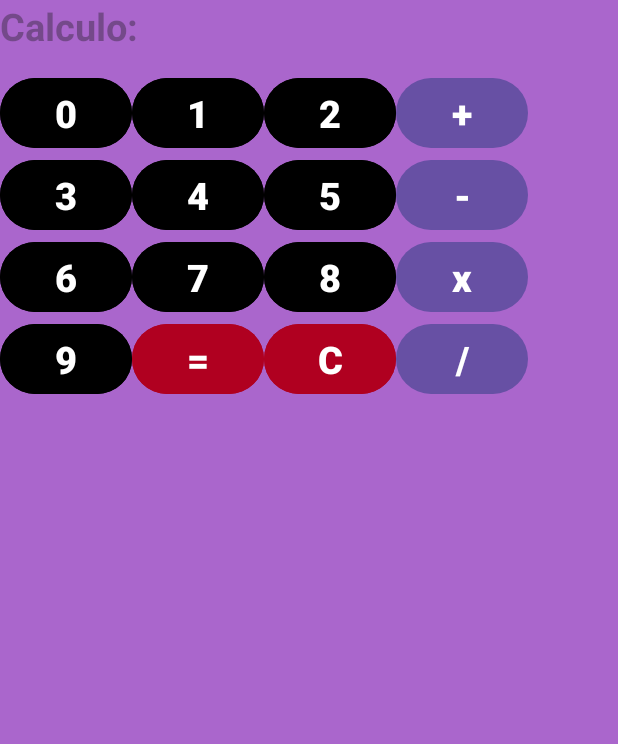
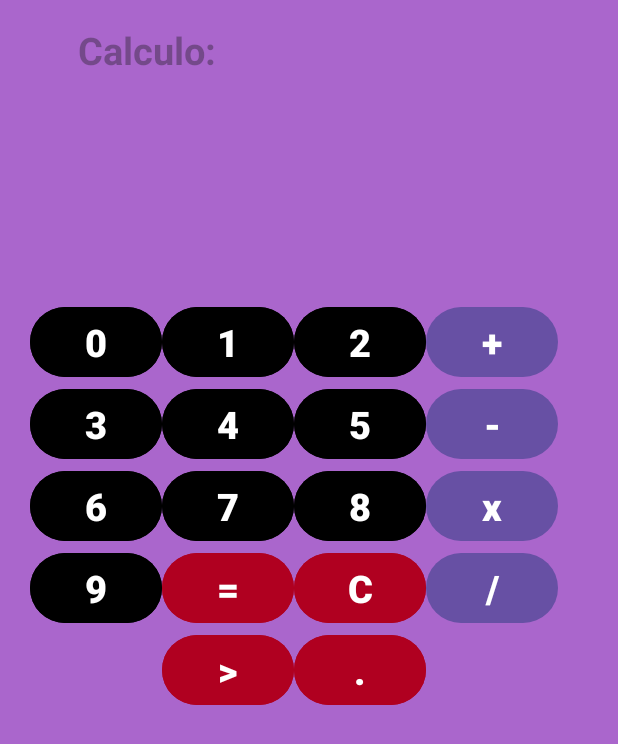
Before and after one commit to Aneli64/Calculadora, an Android app: the screen it shows after launch (MainActivity), on a phone screen of 412 x 824 dp. Shown: the top 744 px of the screen. Run offline under Robolectric (Android 15) with nearby library versions, the phone set to English and light mode, and no system bars.

```diff
--- a/app/src/main/java/com/example/calculadora/Calculo.kt
+++ b/app/src/main/java/com/example/calculadora/Calculo.kt
@@ -1,4 +1,6 @@
 package com.example.calculadora
+
+import android.widget.Toast
 
 class Calculo {
     private var resultado = 0.0F
@@ -93,6 +95,8 @@ class Calculo {
             }
 
             15 -> doDelete()
+            16 -> doDeleteCifra()
+            17 -> doDecimal(cifraBot)
 
         }
         return valores
@@ -124,4 +128,13 @@ class Calculo {
         valores = ""
         numOP = 0
     }
+
+    private fun doDeleteCifra(){
+        valores = valores.substring(0, valores.length-1)
+    }
+
+    private fun doDecimal(textBot: String){
+        valores += textBot
+    }
+
 }
--- a/app/src/main/java/com/example/calculadora/MainActivity.kt
+++ b/app/src/main/java/com/example/calculadora/MainActivity.kt
@@ -31,8 +31,13 @@ class MainActivity : AppCompatActivity() {
             findViewById(R.id.botonPor),
             findViewById(R.id.botonEntre),
             findViewById(R.id.botonEquals),
-            findViewById(R.id.botonCE)
+            findViewById(R.id.botonCE),
+            findViewById(R.id.botonCE1),
+            findViewById(R.id.botonPunto)
         )
+        fun mensError(msj: String){
+            Toast.makeText(this, msj, Toast.LENGTH_LONG).show()
+        }
 
         val contexto: Context = this
         val mens = "Debe introducir 2 números y una operación " +
@@ -47,6 +52,9 @@ class MainActivity : AppCompatActivity() {
         for (i in botones.indices) {
             botones[i].setOnClickListener {
                 val resultado = calc.BotonClick(i, botones[i].text.toString())
+                if (resultado == ""){
+                    mensError("Error de cifras")
+                }
                 texto.hint = resultado
             }
         }
--- a/app/src/main/res/layout/activity_main.xml
+++ b/app/src/main/res/layout/activity_main.xml
@@ -13,49 +13,61 @@
         android:id="@+id/texto"
         android:layout_width="300dp"
         android:layout_height="48dp"
+        android:layout_marginStart="52dp"
+        android:layout_marginTop="16dp"
+        android:hint="Calculo:"
         android:text="@string/textPant"
-        android:hint="Calculo:"
         android:textSize="25dp"
         android:textStyle="bold"
         app:layout_constraintStart_toStartOf="parent"
         app:layout_constraintTop_toTopOf="parent"
         tools:ignore="HardcodedText,TextContrastCheck" />
 
+    <TableLayout
+        android:layout_width="match_parent"
+        android:layout_height="wrap_content"
+        android:layout_marginStart="20dp"
+        android:layout_marginTop="80dp"
+        android:layout_marginEnd="20dp"
+        android:layout_marginBottom="230dp"
+        app:layout_constraintBottom_toBottomOf="parent"
+        app:layout_constraintEnd_toEndOf="parent"
+        app:layout_constraintStart_toStartOf="parent"
+        app:layout_constraintTop_toTopOf="parent">
+
+        <TableRow
+            android:layout_width="match_parent"
+            android:layout_height="match_parent"
+            android:orientation="horizontal">
+
             <Button
                 android:id="@+id/boton0"
                 android:layout_width="wrap_content"
                 android:layout_height="wrap_content"
+                android:backgroundTint="@color/black"
                 android:text="@string/bot0"
                 android:textSize="25dp"
                 android:textStyle="bold"
-        app:layout_constraintEnd_toEndOf="@android:id/content"
-        app:layout_constraintTop_toBottomOf="@id/texto"
-        android:backgroundTint="@color/black"
                 tools:ignore="HardcodedText" />
-
 
             <Button
                 android:id="@+id/boton1"
                 android:layout_width="wrap_content"
                 android:layout_height="wrap_content"
+                android:backgroundTint="@color/black"
                 android:text="@string/bot1"
                 android:textSize="25dp"
                 android:textStyle="bold"
-        app:layout_constraintStart_toEndOf="@id/boton0"
-        app:layout_constraintTop_toBottomOf="@id/texto"
-        android:backgroundTint="@color/black"
                 tools:ignore="HardcodedText" />
 
             <Button
                 android:id="@+id/boton2"
                 android:layout_width="wrap_content"
                 android:layout_height="wrap_content"
+                android:backgroundTint="@color/black"
                 android:text="@string/bot2"
                 android:textSize="25dp"
                 android:textStyle="bold"
-        app:layout_constraintStart_toEndOf="@id/boton1"
-        app:layout_constraintTop_toBottomOf="@id/texto"
-        android:backgroundTint="@color/black"
                 tools:ignore="HardcodedText" />
 
             <Button
@@ -65,44 +77,42 @@
                 android:text="@string/botMas"
                 android:textSize="25dp"
                 android:textStyle="bold"
-        app:layout_constraintStart_toEndOf="@id/boton2"
-        app:layout_constraintTop_toBottomOf="@id/texto"
                 tools:ignore="HardcodedText" />
+        </TableRow>
+
+        <TableRow
+            android:layout_width="match_parent"
+            android:layout_height="match_parent"
+            android:orientation="horizontal">
 
             <Button
                 android:id="@+id/boton3"
                 android:layout_width="wrap_content"
                 android:layout_height="wrap_content"
+                android:backgroundTint="@color/black"
                 android:text="@string/bot3"
                 android:textSize="25dp"
                 android:textStyle="bold"
-        app:layout_constraintStart_toEndOf="@android:id/content"
-        app:layout_constraintTop_toBottomOf="@id/boton0"
-        android:backgroundTint="@color/black"
                 tools:ignore="HardcodedText" />
 
             <Button
                 android:id="@+id/boton4"
                 android:layout_width="wrap_content"
                 android:layout_height="wrap_content"
+                android:backgroundTint="@color/black"
                 android:text="@string/bot4"
                 android:textSize="25dp"
                 android:textStyle="bold"
-        app:layout_constraintStart_toEndOf="@id/boton3"
-        app:layout_constraintTop_toBottomOf="@id/boton2"
-        android:backgroundTint="@color/black"
                 tools:ignore="HardcodedText" />
 
             <Button
                 android:id="@+id/boton5"
                 android:layout_width="wrap_content"
                 android:layout_height="wrap_content"
+                android:backgroundTint="@color/black"
                 android:text="@string/bot5"
                 android:textSize="25dp"
                 android:textStyle="bold"
-        app:layout_constraintStart_toEndOf="@id/boton4"
-        app:layout_constraintTop_toBottomOf="@id/boton2"
-        android:backgroundTint="@color/black"
                 tools:ignore="HardcodedText" />
 
             <Button
@@ -112,44 +122,42 @@
                 android:text="@string/botMenos"
                 android:textSize="25dp"
                 android:textStyle="bold"
-        app:layout_constraintStart_toEndOf="@id/boton5"
-        app:layout_constraintTop_toBottomOf="@id/botonMas"
                 tools:ignore="HardcodedText" />
+        </TableRow>
+
+        <TableRow
+            android:layout_width="match_parent"
+            android:layout_height="match_parent"
+            android:orientation="horizontal">
 
             <Button
                 android:id="@+id/boton6"
                 android:layout_width="wrap_content"
                 android:layout_height="wrap_content"
+                android:backgroundTint="@color/black"
                 android:text="@string/bot6"
                 android:textSize="25dp"
                 android:textStyle="bold"
-        app:layout_constraintStart_toEndOf="@android:id/content"
-        app:layout_constraintTop_toBottomOf="@id/boton3"
-        android:backgroundTint="@color/black"
                 tools:ignore="HardcodedText" />
 
             <Button
                 android:id="@+id/boton7"
                 android:layout_width="wrap_content"
                 android:layout_height="wrap_content"
+                android:backgroundTint="@color/black"
                 android:text="@string/bot7"
                 android:textSize="25dp"
                 android:textStyle="bold"
-        app:layout_constraintStart_toEndOf="@id/boton6"
-        app:layout_constraintTop_toBottomOf="@id/boton4"
-        android:backgroundTint="@color/black"
                 tools:ignore="HardcodedText" />
 
             <Button
                 android:id="@+id/boton8"
                 android:layout_width="wrap_content"
                 android:layout_height="wrap_content"
+                android:backgroundTint="@color/black"
                 android:text="@string/bot8"
                 android:textSize="25dp"
                 android:textStyle="bold"
-        app:layout_constraintStart_toEndOf="@id/boton7"
-        app:layout_constraintTop_toBottomOf="@id/boton5"
-        android:backgroundTint="@color/black"
                 tools:ignore="HardcodedText" />
 
             <Button
@@ -159,44 +167,42 @@
                 android:text="@string/botProd"
                 android:textSize="25dp"
                 android:textStyle="bold"
-        app:layout_constraintStart_toEndOf="@id/boton8"
-        app:layout_constraintTop_toBottomOf="@id/botonMenos"
                 tools:ignore="HardcodedText" />
+        </TableRow>
+
+        <TableRow
+            android:layout_width="match_parent"
+            android:layout_height="match_parent"
+            android:orientation="horizontal">
 
             <Button
                 android:id="@+id/boton9"
                 android:layout_width="wrap_content"
                 android:layout_height="wrap_content"
+                android:backgroundTint="@color/black"
                 android:text="@string/bot9"
                 android:textSize="25dp"
                 android:textStyle="bold"
-        app:layout_constraintStart_toEndOf="@android:id/content"
-        app:layout_constraintTop_toBottomOf="@id/boton6"
-        android:backgroundTint="@color/black"
                 tools:ignore="HardcodedText" />
 
             <Button
                 android:id="@+id/botonEquals"
                 android:layout_width="wrap_content"
                 android:layout_height="wrap_content"
+                android:backgroundTint="@color/design_default_color_error"
                 android:text="@string/botEq"
                 android:textSize="25dp"
                 android:textStyle="bold"
-        app:layout_constraintStart_toEndOf="@id/boton9"
-        app:layout_constraintTop_toBottomOf="@id/boton7"
-        android:backgroundTint="@color/design_default_color_error"
                 tools:ignore="HardcodedText" />
 
             <Button
                 android:id="@+id/botonCE"
                 android:layout_width="wrap_content"
                 android:layout_height="wrap_content"
+                android:backgroundTint="@color/design_default_color_error"
                 android:text="@string/botCE"
                 android:textSize="25dp"
                 android:textStyle="bold"
-        app:layout_constraintStart_toEndOf="@id/botonEquals"
-        app:layout_constraintTop_toBottomOf="@id/boton8"
-        android:backgroundTint="@color/design_default_color_error"
                 tools:ignore="HardcodedText" />
 
             <Button
@@ -206,8 +212,39 @@
                 android:text="@string/botDiv"
                 android:textSize="25dp"
                 android:textStyle="bold"
-        app:layout_constraintStart_toEndOf="@id/boton8"
-        app:layout_constraintTop_toBottomOf="@id/botonPor"
+                tools:ignore="HardcodedText" />
+        </TableRow>
+
+        <TableRow
+            android:layout_width="match_parent"
+            android:layout_height="match_parent"
+            android:orientation="horizontal"
+            android:layout_marginStart="88dp"
+            >
+
+            <Button
+                android:id="@+id/botonCE1"
+                android:layout_width="wrap_content"
+                android:layout_height="wrap_content"
+                android:backgroundTint="@color/design_default_color_error"
+                android:text="@string/botCE1"
+                android:textSize="25dp"
+                android:textStyle="bold"
                 tools:ignore="HardcodedText" />
 
+            <Button
+                android:id="@+id/botonPunto"
+                android:layout_width="wrap_content"
+                android:layout_height="wrap_content"
+                android:backgroundTint="@color/design_default_color_error"
+                android:text="@string/botDecim"
+                android:textSize="25dp"
+                android:textStyle="bold"
+                tools:ignore="HardcodedText" />
+
+        </TableRow>
+
+    </TableLayout>
+
+
 </androidx.constraintlayout.widget.ConstraintLayout>
--- a/app/src/main/res/values/strings.xml
+++ b/app/src/main/res/values/strings.xml
@@ -17,5 +17,6 @@
     <string name="bot8">8</string>
     <string name="bot9">9</string>
     <string name="botDecim">.</string>
+    <string name="botCE1">></string>
     <string name="textPant">""</string>
 </resources>
```
Lines whose indentation alone changed are shown as unchanged.
